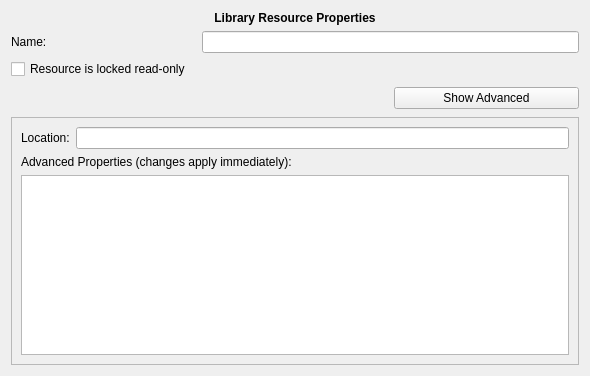
Old version of the form src/klflibrespropeditor.ui in the repository CryFeiFei/klatexformula.
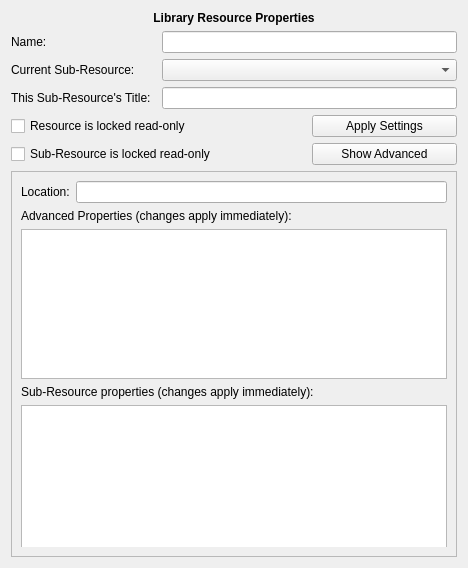
New version of the form.

What changed in the file:
```diff
--- a/src/klflibrespropeditor.ui
+++ b/src/klflibrespropeditor.ui
@@ -6,10 +6,16 @@
    <rect>
     <x>0</x>
     <y>0</y>
-    <width>590</width>
-    <height>376</height>
+    <width>468</width>
+    <height>568</height>
    </rect>
   </property>
+  <property name="minimumSize">
+   <size>
+    <width>450</width>
+    <height>100</height>
+   </size>
+  </property>
   <property name="windowTitle">
    <string>Resource Properties Editor</string>
   </property>
@@ -53,30 +59,7 @@
      </property>
     </widget>
    </item>
-   <item row="4" column="0" colspan="2">
-    <spacer name="horizontalSpacer">
-     <property name="orientation">
-      <enum>Qt::Horizontal</enum>
-     </property>
-     <property name="sizeHint" stdset="0">
-      <size>
-       <width>339</width>
-       <height>26</height>
-      </size>
-     </property>
-    </spacer>
-   </item>
-   <item row="4" column="2">
-    <widget class="QPushButton" name="btnAdvanced">
-     <property name="text">
-      <string>Show Advanced</string>
-     </property>
-     <property name="checkable">
-      <bool>true</bool>
-     </property>
-    </widget>
-   </item>
-   <item row="6" column="0">
+   <item row="9" column="0">
     <spacer name="verticalSpacer">
      <property name="orientation">
       <enum>Qt::Vertical</enum>
@@ -89,7 +72,7 @@
      </property>
     </spacer>
    </item>
-   <item row="5" column="0" colspan="3">
+   <item row="8" column="0" colspan="3">
     <widget class="QFrame" name="frmAdvanced">
      <property name="frameShape">
       <enum>QFrame::StyledPanel</enum>
@@ -135,16 +118,93 @@
         </property>
        </widget>
       </item>
+      <item row="3" column="0" colspan="3">
+       <widget class="QWidget" name="wSubResProps" native="true">
+        <layout class="QGridLayout" name="gridLayout_3">
+         <property name="margin">
+          <number>0</number>
+         </property>
+         <item row="0" column="0" colspan="2">
+          <widget class="QLabel" name="lblSubResProperties">
+           <property name="text">
+            <string>Sub-Resource properties (changes apply immediately):</string>
+           </property>
+          </widget>
+         </item>
+         <item row="1" column="0" colspan="2">
+          <widget class="QTableView" name="tblSubResProperties">
+           <property name="minimumSize">
+            <size>
+             <width>300</width>
+             <height>150</height>
+            </size>
+           </property>
+          </widget>
+         </item>
+        </layout>
+       </widget>
+      </item>
      </layout>
     </widget>
    </item>
-   <item row="3" column="0" colspan="3">
+   <item row="5" column="0" colspan="2">
     <widget class="QCheckBox" name="chkLocked">
      <property name="text">
       <string>Resource is locked read-only</string>
      </property>
     </widget>
    </item>
+   <item row="3" column="1" colspan="2">
+    <widget class="QLineEdit" name="txtSubResTitle">
+     <property name="sizePolicy">
+      <sizepolicy hsizetype="Expanding" vsizetype="Fixed">
+       <horstretch>0</horstretch>
+       <verstretch>0</verstretch>
+      </sizepolicy>
+     </property>
+    </widget>
+   </item>
+   <item row="2" column="1" colspan="2">
+    <widget class="QComboBox" name="cbxSubResource"/>
+   </item>
+   <item row="3" column="0">
+    <widget class="QLabel" name="lblSubResTitle">
+     <property name="text">
+      <string>This Sub-Resource's Title:</string>
+     </property>
+    </widget>
+   </item>
+   <item row="2" column="0">
+    <widget class="QLabel" name="lblCurSubResource">
+     <property name="text">
+      <string>Current Sub-Resource:</string>
+     </property>
+    </widget>
+   </item>
+   <item row="6" column="0" colspan="2">
+    <widget class="QCheckBox" name="chkSubResLocked">
+     <property name="text">
+      <string>Sub-Resource is locked read-only</string>
+     </property>
+    </widget>
+   </item>
+   <item row="6" column="2">
+    <widget class="QPushButton" name="btnAdvanced">
+     <property name="text">
+      <string>Show Advanced</string>
+     </property>
+     <property name="checkable">
+      <bool>true</bool>
+     </property>
+    </widget>
+   </item>
+   <item row="5" column="2">
+    <widget class="QPushButton" name="btnApply">
+     <property name="text">
+      <string>Apply Settings</string>
+     </property>
+    </widget>
+   </item>
   </layout>
  </widget>
  <resources/>
```
Left out of the diff: 9 changed lines with no effect on the pictures.
